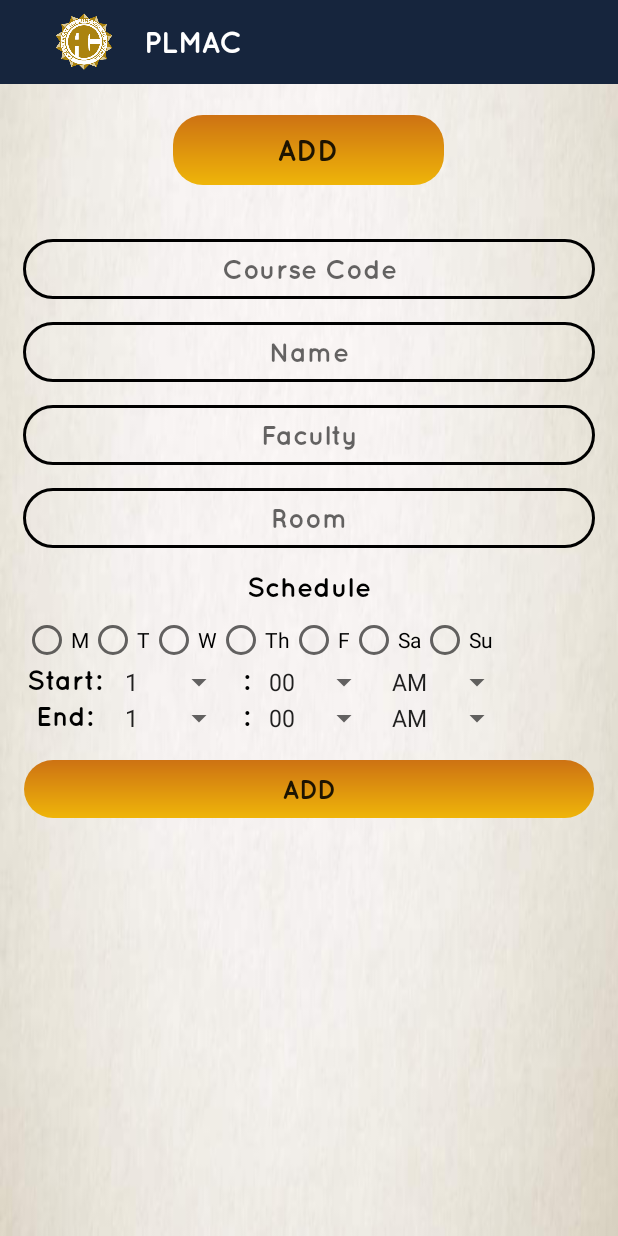
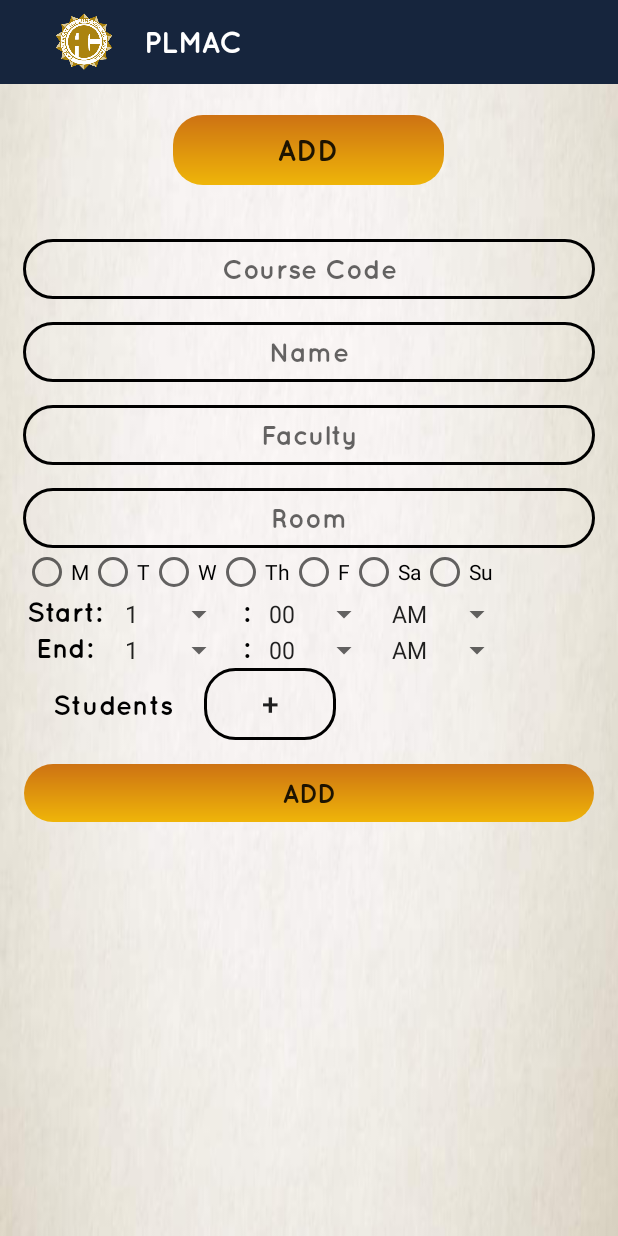
Before and after one commit to plmacdeveloper/PLMAC, an Android app: the AdminSubject screen opened directly, with no data from a screen before it, after a tap on "ADD", on a phone screen of 412 x 824 dp. Run offline under Robolectric (Android 15) with nearby library versions, the light colour scheme and no system bars; our stand-ins replace Firebase (no records; nobody signed in at launch, a user with empty details on screens opened directly); 1 other tap on this screen came first.

Commit message:
pokinang inang add students haha

```diff
--- a/app/src/main/java/plm/oop/com/plmac/AdminSubject.java
+++ b/app/src/main/java/plm/oop/com/plmac/AdminSubject.java
@@ -34,22 +34,21 @@ import java.util.List;
 public class AdminSubject extends AppCompatActivity {
 
     private Button SubjectChooseOperation, adminSubjectAdd, adminSubjectDelete, adminSubjectUpdate;
-    private LinearLayout adminSubjectChoose;
+    private LinearLayout adminSubjectChoose,adminAddStudent;
     private ScrollView layoutAdminSubjectAdd, layoutAdminSubjectDelete;
     //    Add
-    private EditText adminSubjectNameAdd, adminSubjectFacultyAdd, adminSubjectCodeAdd, adminSubjectRoomAdd;
-    private Button adminSubjectAddUser;
+    private EditText adminSubjectNameAdd, adminSubjectFacultyAdd, adminSubjectCodeAdd, adminSubjectRoomAdd, adminSubjectStudentAdd;
+    private Button adminSubjectAddUser, adminSubjectAddStudents;
     private Spinner spinStartHour, spinStartMin, spinStartAA, spinEndHour, spinEndMin, spinEndAA;
-    private ListView searchFaculty;
+    private ListView searchFaculty, addedStudents, searchStudent;
 
     //    Delete
     private EditText adminSubjectCodeDelete;
     private Button adminSubjectDeleteUser;
-    // private RecyclerView adminSubjectCodeView;
 
     private ProgressDialog progressDialog;
     private FirebaseDatabase firebaseDatabase;
-    private ArrayAdapter adapter;
+    private ArrayAdapter facultyAdapter, studentAdapter, addedStudentAdapter;
     public boolean schedMon = false, schedTues = false, schedWed = false, schedThurs = false, schedFri = false, schedSat = false, schedSun = false;
 
     @Override
@@ -67,6 +66,8 @@ public class AdminSubject extends AppCompatActivity {
         layoutAdminSubjectAdd = findViewById(R.id.llAdminSubjectAdd);
         layoutAdminSubjectDelete = findViewById(R.id.llAdminSubjectDelete);
 
+        adminAddStudent = findViewById(R.id.llAdminSubjectAddStudent);
+        adminSubjectStudentAdd = findViewById(R.id.etAdminSubjectStudentAdd);
         adminSubjectNameAdd = findViewById(R.id.etAdminSubjectNameAdd);
         adminSubjectFacultyAdd = findViewById(R.id.etAdminSubjectFacultyAdd);
         adminSubjectCodeAdd = findViewById(R.id.etAdminSubjectCodeAdd);
@@ -78,13 +79,20 @@ public class AdminSubject extends AppCompatActivity {
         spinStartHour = findViewById(R.id.SpinStartHour);
         spinStartMin = findViewById(R.id.SpinStartMin);
         searchFaculty = findViewById(R.id.lvSearchFaculty);
+        addedStudents = findViewById(R.id.lvAddedStudents);
+        searchStudent = findViewById(R.id.lvSearchStudent);
         adminSubjectAddUser = findViewById(R.id.btAdminSubjectAddUser);
+        adminSubjectAddStudents = findViewById(R.id.btAdminSubjectAddStudents);
 
         adminSubjectCodeDelete = findViewById(R.id.etAdminSubjectCodeDelete);
         adminSubjectDeleteUser = findViewById(R.id.btAdminSubjectDeleteUser);
 
         final ArrayList<String> SearchFacultyNameList = new ArrayList<>();
         final ArrayList<String> SearchFacultyIDList = new ArrayList<>();
+        final ArrayList<String> SearchStudentNameList = new ArrayList<>();
+        final ArrayList<String> SearchStudentIDList = new ArrayList<>();
+        final ArrayList<String> AddedStudentNameList = new ArrayList<>();
+        final ArrayList<String> AddedStudentIDList = new ArrayList<>();
 
         firebaseDatabase = FirebaseDatabase.getInstance();
         DatabaseReference arrayRef = firebaseDatabase.getReference("Faculty");
@@ -102,9 +110,28 @@ public class AdminSubject extends AppCompatActivity {
 
             }
         });
+        DatabaseReference array2Ref = firebaseDatabase.getReference("Student");
+        array2Ref.addValueEventListener(new ValueEventListener() {
+            @Override
+            public void onDataChange(@NonNull DataSnapshot dataSnapshot) {
+                for(DataSnapshot ds:dataSnapshot.getChildren()){
+                    SearchStudentNameList.add(ds.child("userName").getValue(String.class));
+                    SearchStudentIDList.add(ds.getKey().toString());
+                }
+            }
 
-        adapter = new ArrayAdapter(AdminSubject.this,android.R.layout.simple_list_item_1,SearchFacultyNameList);
-        searchFaculty.setAdapter(adapter);
+            @Override
+            public void onCancelled(@NonNull DatabaseError databaseError) {
+
+            }
+        });
+
+        addedStudentAdapter = new ArrayAdapter(AdminSubject.this,android.R.layout.simple_list_item_1,AddedStudentNameList);
+        addedStudents.setAdapter(addedStudentAdapter);
+        studentAdapter = new ArrayAdapter(AdminSubject.this,android.R.layout.simple_list_item_1,SearchStudentNameList);
+        searchStudent.setAdapter(studentAdapter);
+        facultyAdapter = new ArrayAdapter(AdminSubject.this,android.R.layout.simple_list_item_1,SearchFacultyNameList);
+        searchFaculty.setAdapter(facultyAdapter);
 
         SubjectChooseOperation.setOnClickListener(new View.OnClickListener() {
             @Override
@@ -113,16 +140,24 @@ public class AdminSubject extends AppCompatActivity {
                     adminSubjectChoose.setVisibility(View.VISIBLE);
                     layoutAdminSubjectAdd.setVisibility(View.GONE);
                     layoutAdminSubjectDelete.setVisibility(View.GONE);
+                    adminAddStudent.setVisibility(View.GONE);
                     SubjectChooseOperation.setText(R.string.choose);
                 } else {
                     adminSubjectChoose.setVisibility(View.GONE);
                     layoutAdminSubjectAdd.setVisibility(View.GONE);
                     layoutAdminSubjectDelete.setVisibility(View.GONE);
+                    adminAddStudent.setVisibility(View.GONE);
                     SubjectChooseOperation.setText(R.string.choose);
                 }
             }
         });
 
+        adminSubjectAddStudents.setOnClickListener(new View.OnClickListener() {
+            @Override
+            public void onClick(View view) {
+                adminAddStudent.setVisibility(View.VISIBLE);
+            }
+        });
         adminSubjectAdd.setOnClickListener(new View.OnClickListener() {
             @Override
             public void onClick(View view) {
@@ -136,7 +171,7 @@ public class AdminSubject extends AppCompatActivity {
         adminSubjectUpdate.setOnClickListener(new View.OnClickListener() {
             @Override
             public void onClick(View view) {
-                startActivity(new Intent(AdminSubject.this, FacultyViewSubject.class));
+                startActivity(new Intent(AdminSubject.this, QRScanner.class));
 
             }
         });
@@ -149,6 +184,7 @@ public class AdminSubject extends AppCompatActivity {
                 SubjectChooseOperation.setText(R.string.delete);
             }
         });
+
         adminSubjectFacultyAdd.addTextChangedListener(new TextWatcher() {
             @Override
             public void beforeTextChanged(CharSequence charSequence, int i, int i1, int i2) {
@@ -158,7 +194,7 @@ public class AdminSubject extends AppCompatActivity {
             @Override
             public void onTextChanged(CharSequence charSequence, int i, int i1, int i2) {
                 searchFaculty.setVisibility(View.VISIBLE);
-                (AdminSubject.this).adapter.getFilter().filter(charSequence);
+                (AdminSubject.this).facultyAdapter.getFilter().filter(charSequence);
             }
 
             @Override
@@ -173,11 +209,55 @@ public class AdminSubject extends AppCompatActivity {
                 searchFaculty.setVisibility(View.GONE);
             }
         });
+
+        adminSubjectStudentAdd.addTextChangedListener(new TextWatcher() {
+            @Override
+            public void beforeTextChanged(CharSequence charSequence, int i, int i1, int i2) {
+
+            }
+
+            @Override
+            public void onTextChanged(CharSequence charSequence, int i, int i1, int i2) {
+                (AdminSubject.this).studentAdapter.getFilter().filter(charSequence);
+            }
+
+            @Override
+            public void afterTextChanged(Editable editable) {
+
+            }
+        });
+        searchStudent.setOnItemClickListener(new AdapterView.OnItemClickListener() {
+            @Override
+            public void onItemClick(AdapterView<?> adapterView, View view, int position, long l) {
+                String student = adapterView.getItemAtPosition(position).toString();
+                String id = SearchStudentIDList.get(position);
+                AddedStudentNameList.add(student);
+                AddedStudentIDList.add(id);
+                SearchStudentNameList.remove(position);
+                SearchStudentIDList.remove(position);
+                adminAddStudent.setVisibility(View.GONE);
+                Toast.makeText(AdminSubject.this,student + " is added.", Toast.LENGTH_SHORT).show();
+            }
+        });
+        addedStudents.setOnItemClickListener(new AdapterView.OnItemClickListener() {
+            @Override
+            public void onItemClick(AdapterView<?> adapterView, View view, int position, long l) {
+                String student = adapterView.getItemAtPosition(position).toString();
+                String id = AddedStudentIDList.get(position);
+                SearchStudentNameList.add(student);
+                SearchStudentIDList.add(id);
+                AddedStudentNameList.remove(position);
+                AddedStudentIDList.remove(position);
+                adminAddStudent.setVisibility(View.GONE);
+                Toast.makeText(AdminSubject.this,student + " is removed.", Toast.LENGTH_SHORT).show();
+            }
+        });
         adminSubjectAddUser.setOnClickListener(new View.OnClickListener() {
             @Override
             public void onClick(View view) {
                 progressDialog.setMessage("Loading...");
                 progressDialog.show();
+
 
                 String name = adminSubjectNameAdd.getText().toString().trim();
                 String faculty = adminSubjectFacultyAdd.getText().toString().trim();
@@ -199,6 +279,15 @@ public class AdminSubject extends AppCompatActivity {
                     myRef.child(code).child("Room").setValue(room);
                     myRef.child(code).child("Time").child("Start").setValue(startTime);
                     myRef.child(code).child("Time").child("End").setValue(endTime);
+                    for(String student: AddedStudentNameList){
+                        String studentID = AddedStudentIDList.get(AddedStudentNameList.indexOf(student));
+                        myRef.child(code).child("Students").child(studentID).setValue(student);
+                    }
+                    DatabaseReference studRef = firebaseDatabase.getReference("Student");
+                    for(String student: AddedStudentNameList){
+                        String studentID = AddedStudentIDList.get(AddedStudentNameList.indexOf(student));
+                        studRef.child(studentID).child("Subjects").child(code).setValue(name);
+                    }
                     if (schedMon) {
                         myRef.child(code).child("Schedule").child("Monday").setValue("Monday");
                     }
--- a/app/src/main/res/layout/activity_admin_subject.xml
+++ b/app/src/main/res/layout/activity_admin_subject.xml
@@ -65,6 +65,7 @@
             android:textSize="20sp" />
     </LinearLayout>
 
+    //Add
     <ScrollView
         android:id="@+id/llAdminSubjectAdd"
         android:layout_width="match_parent"
@@ -134,15 +135,7 @@
                 android:textColor="@color/black"
                 android:textSize="18sp" />
 
-            <TextView
-                android:layout_width="match_parent"
-                android:layout_height="30dp"
-                android:layout_marginTop="15dp"
-                android:fontFamily="@font/quicksand_bold"
-                android:text="Schedule"
-                android:textAlignment="center"
-                android:textColor="@color/black"
-                android:textSize="18sp" />
+
 
             <LinearLayout
                 android:layout_width="match_parent"
@@ -290,7 +283,33 @@
                     android:layout_height="match_parent"
                     android:entries="@array/aatime" />
             </LinearLayout>
+            <LinearLayout
+                android:layout_width="match_parent"
+                android:layout_height="wrap_content"
+                android:orientation="horizontal">
+            <TextView
+                android:layout_width="wrap_content"
+                android:layout_height="wrap_content"
+                android:layout_marginHorizontal="20dp"
+                android:fontFamily="@font/quicksand_bold"
+                android:text="Students"
+                android:textAlignment="center"
+                android:textColor="@color/black"
+                android:textSize="18sp"
+                android:background="@color/transparent"/>
 
+                <Button
+                    android:id="@+id/btAdminSubjectAddStudents"
+                    android:layout_width="wrap_content"
+                    android:layout_height="wrap_content"
+                    android:background="@drawable/et_bg"
+                    android:text="+"
+                    android:textSize="20sp" />
+            </LinearLayout>
+            <ListView
+                android:id="@+id/lvAddedStudents"
+                android:layout_width="match_parent"
+                android:layout_height="wrap_content"/>
             <Button
                 android:id="@+id/btAdminSubjectAddUser"
                 android:layout_width="match_parent"
@@ -302,7 +321,35 @@
                 android:textSize="18sp" />
         </LinearLayout>
     </ScrollView>
-
+    <LinearLayout
+        android:id="@+id/llAdminSubjectAddStudent"
+        android:layout_width="match_parent"
+        android:layout_height="match_parent"
+        android:layout_below="@+id/btSubjectChooseOperation"
+        android:layout_marginHorizontal="15dp"
+        android:layout_marginTop="20dp"
+        android:elevation="5dp"
+        android:visibility="gone"
+        android:background="@mipmap/real_ivory"
+        android:orientation="vertical">
+        <EditText
+            android:id="@+id/etAdminSubjectStudentAdd"
+            android:layout_width="match_parent"
+            android:layout_height="40dp"
+            android:layout_marginTop="15dp"
+            android:background="@drawable/et_bg"
+            android:fontFamily="@font/quicksand_bold"
+            android:hint="Student Search"
+            android:textAlignment="center"
+            android:textColor="@color/black"
+            android:textSize="18sp" />
+        <ListView
+            android:id="@+id/lvSearchStudent"
+            android:layout_width="match_parent"
+            android:layout_height="wrap_content"
+            android:layout_marginTop="15dp"/>
+    </LinearLayout>
+    //Delete
     <ScrollView
         android:id="@+id/llAdminSubjectDelete"
         android:layout_width="match_parent"
```
